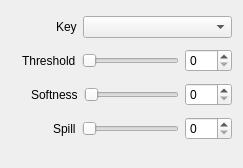
First picture: the form in src/Widgets/Inspector/InspectorChromaWidget.ui, repository CasparCG/client, before the edit.
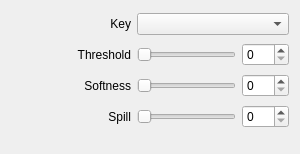
Second picture: the form after the edit.

Commit message: Simplify layout of inspector widgets

Diff of the .ui file:
```diff
--- a/src/Widgets/Inspector/InspectorChromaWidget.ui
+++ b/src/Widgets/Inspector/InspectorChromaWidget.ui
@@ -6,8 +6,8 @@
    <rect>
     <x>0</x>
     <y>0</y>
-    <width>243</width>
-    <height>168</height>
+    <width>300</width>
+    <height>154</height>
    </rect>
   </property>
   <property name="sizePolicy">
@@ -16,174 +16,142 @@
     <verstretch>0</verstretch>
    </sizepolicy>
   </property>
-  <layout class="QVBoxLayout" name="verticalLayout">
-   <item>
-    <layout class="QHBoxLayout" name="horizontalLayoutKey">
-     <item>
-      <spacer name="horizontalSpacerKey1">
-       <property name="orientation">
-        <enum>Qt::Horizontal</enum>
-       </property>
-       <property name="sizeType">
-        <enum>QSizePolicy::Fixed</enum>
-       </property>
-       <property name="sizeHint" stdset="0">
-        <size>
-         <width>45</width>
-         <height>20</height>
-        </size>
-       </property>
-      </spacer>
-     </item>
-     <item>
-      <widget class="QLabel" name="labelKey">
-       <property name="sizeHint" stdset="0">
-        <size>
-         <width>26</width>
-         <height>17</height>
-        </size>
-       </property>
-       <property name="text">
-        <string>Key</string>
-       </property>
-      </widget>
-     </item>
-     <item>
-      <widget class="QComboBox" name="comboBoxKey">
-       <property name="sizePolicy">
-        <sizepolicy hsizetype="Expanding" vsizetype="Fixed">
-         <horstretch>0</horstretch>
-         <verstretch>0</verstretch>
-        </sizepolicy>
-       </property>
-      </widget>
-     </item>
-    </layout>
-   </item>
-   <item>
-    <layout class="QHBoxLayout" name="horizontalLayoutThreshold">
-     <item>
-      <spacer name="horizontalSpacerThreshold1">
+  <layout class="QGridLayout" name="gridLayout">
+   <property name="bottomMargin">
+    <number>20</number>
+   </property>
+   <item row="2" column="2">
+    <widget class="QSpinBox" name="spinBoxSoftness">
+     <property name="maximum">
+      <number>100</number>
+     </property>
+    </widget>
+   </item>
+   <item row="3" column="1">
+    <widget class="QSlider" name="sliderSpill">
+     <property name="maximum">
+      <number>100</number>
+     </property>
        <property name="orientation">
         <enum>Qt::Horizontal</enum>
        </property>
-       <property name="sizeType">
-        <enum>QSizePolicy::Fixed</enum>
-       </property>
-       <property name="sizeHint" stdset="0">
-        <size>
-         <width>11</width>
-         <height>20</height>
-        </size>
-       </property>
-      </spacer>
-     </item>
-     <item>
+    </widget>
+   </item>
+   <item row="1" column="0">
       <widget class="QLabel" name="labelThreshold">
+     <property name="minimumSize">
+      <size>
+       <width>120</width>
+       <height>0</height>
+      </size>
+     </property>
        <property name="text">
         <string>Threshold</string>
        </property>
+     <property name="alignment">
+      <set>Qt::AlignRight|Qt::AlignTrailing|Qt::AlignVCenter</set>
+     </property>
        <property name="buddy">
         <cstring>sliderThreshold</cstring>
        </property>
       </widget>
      </item>
-     <item>
-      <widget class="QSlider" name="sliderThreshold">
-       <property name="maximum">
-        <number>100</number>
-       </property>
-       <property name="orientation">
-        <enum>Qt::Horizontal</enum>
-       </property>
-      </widget>
-     </item>
-     <item>
+   <item row="1" column="2">
       <widget class="QSpinBox" name="spinBoxThreshold">
        <property name="maximum">
         <number>100</number>
        </property>
       </widget>
      </item>
-    </layout>
-   </item>
-   <item>
-    <layout class="QHBoxLayout" name="horizontalLayoutSoftness">
-     <item>
-      <spacer name="horizontalSpacerSoftness1">
-       <property name="orientation">
-        <enum>Qt::Horizontal</enum>
-       </property>
-       <property name="sizeType">
-        <enum>QSizePolicy::Fixed</enum>
-       </property>
-       <property name="sizeHint" stdset="0">
-        <size>
-         <width>20</width>
-         <height>20</height>
-        </size>
-       </property>
-      </spacer>
-     </item>
-     <item>
+   <item row="2" column="0">
       <widget class="QLabel" name="labelSoftness">
+     <property name="minimumSize">
+      <size>
+       <width>120</width>
+       <height>0</height>
+      </size>
+     </property>
        <property name="text">
         <string>Softness</string>
        </property>
+     <property name="alignment">
+      <set>Qt::AlignRight|Qt::AlignTrailing|Qt::AlignVCenter</set>
+     </property>
        <property name="buddy">
         <cstring>sliderSoftness</cstring>
        </property>
       </widget>
      </item>
-     <item>
-      <widget class="QSlider" name="sliderSoftness">
-       <property name="maximum">
-        <number>100</number>
-       </property>
-       <property name="orientation">
-        <enum>Qt::Horizontal</enum>
-       </property>
-      </widget>
-     </item>
-     <item>
-      <widget class="QSpinBox" name="spinBoxSoftness">
-       <property name="maximum">
-        <number>100</number>
-       </property>
-      </widget>
-     </item>
-    </layout>
-   </item>
-   <item>
-    <layout class="QHBoxLayout" name="horizontalLayoutSpill">
-     <item>
-      <spacer name="horizontalSpacerSpill1">
-       <property name="orientation">
-        <enum>Qt::Horizontal</enum>
-       </property>
-       <property name="sizeType">
-        <enum>QSizePolicy::Fixed</enum>
+   <item row="0" column="0">
+    <widget class="QLabel" name="labelKey">
+     <property name="minimumSize">
+      <size>
+       <width>120</width>
+       <height>0</height>
+      </size>
        </property>
        <property name="sizeHint" stdset="0">
         <size>
-         <width>42</width>
-         <height>20</height>
-        </size>
-       </property>
-      </spacer>
-     </item>
-     <item>
+       <width>27</width>
+       <height>18</height>
+      </size>
+     </property>
+     <property name="text">
+      <string>Key</string>
+     </property>
+     <property name="alignment">
+      <set>Qt::AlignRight|Qt::AlignTrailing|Qt::AlignVCenter</set>
+     </property>
+    </widget>
+   </item>
+   <item row="3" column="2">
+    <widget class="QSpinBox" name="spinBoxSpill">
+     <property name="maximum">
+      <number>100</number>
+     </property>
+    </widget>
+   </item>
+   <item row="1" column="1">
+    <widget class="QSlider" name="sliderThreshold">
+     <property name="maximum">
+      <number>100</number>
+     </property>
+     <property name="orientation">
+      <enum>Qt::Horizontal</enum>
+     </property>
+    </widget>
+   </item>
+   <item row="0" column="1" colspan="2">
+    <widget class="QComboBox" name="comboBoxKey">
+     <property name="sizePolicy">
+      <sizepolicy hsizetype="Expanding" vsizetype="Fixed">
+       <horstretch>0</horstretch>
+       <verstretch>0</verstretch>
+      </sizepolicy>
+     </property>
+    </widget>
+   </item>
+   <item row="3" column="0">
       <widget class="QLabel" name="labelSpill">
+     <property name="minimumSize">
+      <size>
+       <width>120</width>
+       <height>0</height>
+      </size>
+     </property>
        <property name="text">
         <string>Spill</string>
        </property>
+     <property name="alignment">
+      <set>Qt::AlignRight|Qt::AlignTrailing|Qt::AlignVCenter</set>
+     </property>
        <property name="buddy">
         <cstring>sliderSpill</cstring>
        </property>
       </widget>
      </item>
-     <item>
-      <widget class="QSlider" name="sliderSpill">
+   <item row="2" column="1">
+    <widget class="QSlider" name="sliderSoftness">
        <property name="maximum">
         <number>100</number>
        </property>
@@ -191,31 +159,6 @@
         <enum>Qt::Horizontal</enum>
        </property>
       </widget>
-     </item>
-     <item>
-      <widget class="QSpinBox" name="spinBoxSpill">
-       <property name="maximum">
-        <number>100</number>
-       </property>
-      </widget>
-     </item>
-    </layout>
-   </item>
-   <item>
-    <spacer name="verticalSpacerChroma">
-     <property name="orientation">
-      <enum>Qt::Vertical</enum>
-     </property>
-     <property name="sizeType">
-      <enum>QSizePolicy::Fixed</enum>
-     </property>
-     <property name="sizeHint" stdset="0">
-      <size>
-       <width>20</width>
-       <height>10</height>
-      </size>
-     </property>
-    </spacer>
    </item>
   </layout>
  </widget>
```
Lines whose indentation alone changed are shown as unchanged. The commit also changes 58 other files.
